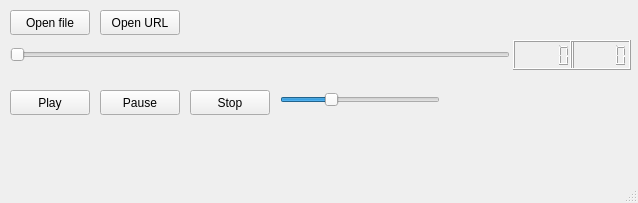
First picture: the form in mainwindow.ui, repository prokusha/mediaPlayer, before the edit.
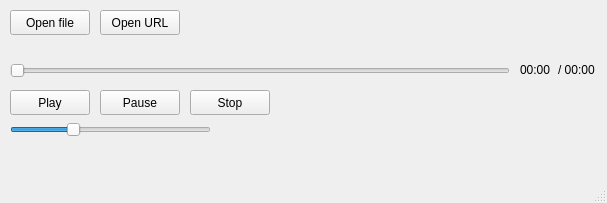
Second picture: the form after the edit.

The edit to the form file:
```diff
--- a/mainwindow.ui
+++ b/mainwindow.ui
@@ -6,7 +6,7 @@
    <rect>
     <x>0</x>
     <y>0</y>
-    <width>638</width>
+    <width>607</width>
     <height>203</height>
    </rect>
   </property>
@@ -82,10 +82,10 @@
    <widget class="QLabel" name="labelMedia">
     <property name="geometry">
      <rect>
-      <x>200</x>
-      <y>10</y>
+      <x>13</x>
+      <y>41</y>
       <width>54</width>
-      <height>20</height>
+      <height>16</height>
      </rect>
     </property>
     <property name="text">
@@ -95,9 +95,9 @@
    <widget class="QSlider" name="volumeSlider">
     <property name="geometry">
      <rect>
-      <x>280</x>
-      <y>90</y>
-      <width>160</width>
+      <x>10</x>
+      <y>120</y>
+      <width>201</width>
       <height>20</height>
      </rect>
     </property>
@@ -117,8 +117,8 @@
    <widget class="QLabel" name="labelVolme">
     <property name="geometry">
      <rect>
-      <x>450</x>
-      <y>90</y>
+      <x>214</x>
+      <y>120</y>
       <width>54</width>
       <height>20</height>
      </rect>
@@ -131,34 +131,40 @@
     <property name="geometry">
      <rect>
       <x>10</x>
-      <y>40</y>
+      <y>60</y>
       <width>500</width>
-      <height>30</height>
+      <height>21</height>
      </rect>
     </property>
     <property name="orientation">
      <enum>Qt::Horizontal</enum>
     </property>
    </widget>
-   <widget class="QLCDNumber" name="lcdNumber">
+   <widget class="QLabel" name="mediaTime">
     <property name="geometry">
      <rect>
-      <x>513</x>
-      <y>40</y>
-      <width>61</width>
-      <height>30</height>
+      <x>520</x>
+      <y>60</y>
+      <width>41</width>
+      <height>20</height>
      </rect>
     </property>
+    <property name="text">
+     <string>00:00</string>
+    </property>
    </widget>
-   <widget class="QLCDNumber" name="lcdNumber_2">
+   <widget class="QLabel" name="mediaTime_2">
     <property name="geometry">
      <rect>
-      <x>570</x>
-      <y>40</y>
-      <width>61</width>
-      <height>30</height>
+      <x>558</x>
+      <y>60</y>
+      <width>41</width>
+      <height>20</height>
      </rect>
     </property>
+    <property name="text">
+     <string>/ 00:00</string>
+    </property>
    </widget>
   </widget>
   <widget class="QMenuBar" name="menubar">
```
Left out of the diff: 4 changed lines with no effect on the pictures.
